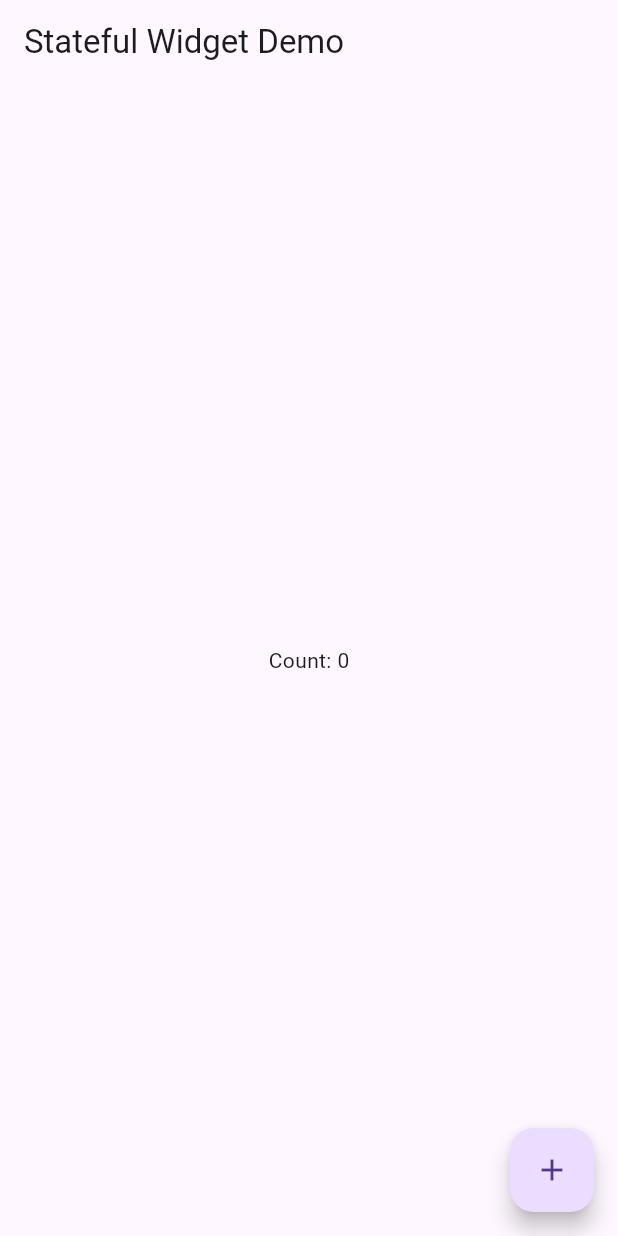
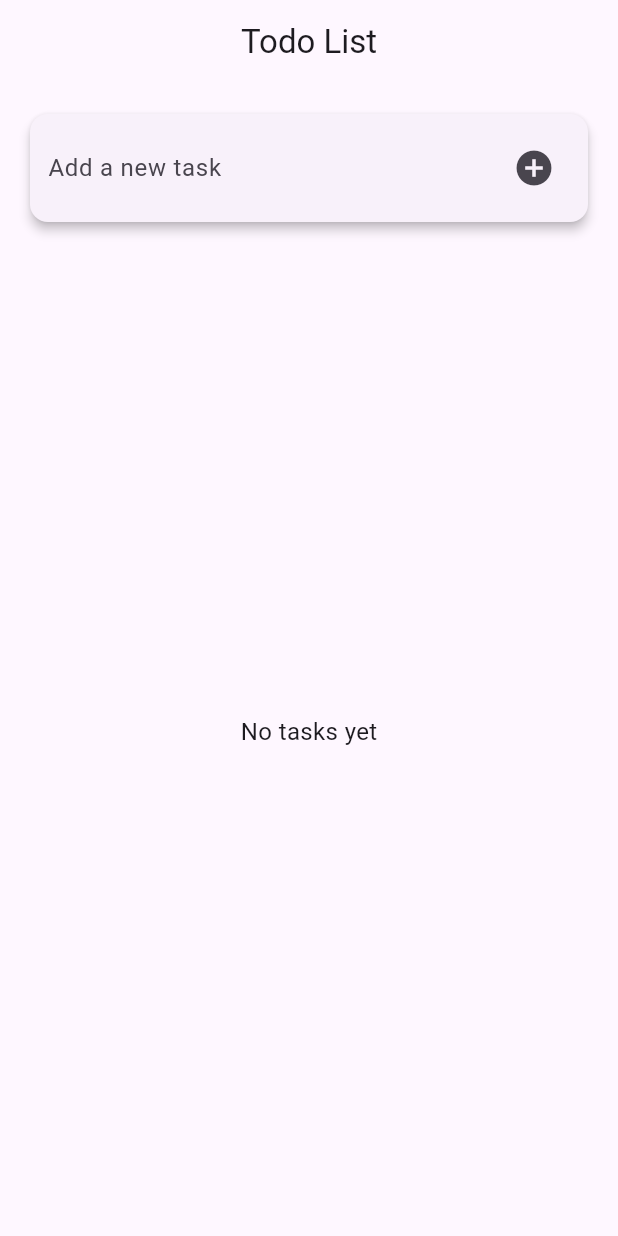
Before and after one commit to LITHISHWRAN/the-laggy-todolist, a Flutter app: the screen it shows after launch, on a phone screen of 412 x 824 dp. Run offline on Flutter 3.47's test engine with Material 3 defaults, Android fonts, the phone set to English and light mode, and no system bars; our stand-ins replace cloud_firestore, firebase_core; accounts and stored records are empty.

Commit message:
worked on main code

```diff
--- a/lib/main.dart
+++ b/lib/main.dart
@@ -1,30 +1,138 @@
 import 'package:flutter/material.dart';
+import 'package:firebase_core/firebase_core.dart';
+import 'package:cloud_firestore/cloud_firestore.dart';
+import 'firebase_options.dart';
 
-void main() => runApp(CounterApp());
-
-class CounterApp extends StatefulWidget {
-  @override
-  _CounterAppState createState() => _CounterAppState();
+void main() async {
+  WidgetsFlutterBinding.ensureInitialized();
+  await Firebase.initializeApp(options: DefaultFirebaseOptions.currentPlatform);
+  runApp(const TodoApp());
 }
 
-class _CounterAppState extends State<CounterApp> {
-  int count = 0;
+class TodoApp extends StatelessWidget {
+  const TodoApp({super.key});
 
-  void increment() {
-    setState(() {
-      count++;
-    });
+  @override
+  Widget build(BuildContext context) {
+    return MaterialApp(
+      debugShowCheckedModeBanner: false,
+      theme: ThemeData(useMaterial3: true, colorSchemeSeed: Colors.deepPurple),
+      home: const TodoScreen(),
+    );
+  }
+}
+
+class TodoScreen extends StatefulWidget {
+  const TodoScreen({super.key});
+
+  @override
+  State<TodoScreen> createState() => _TodoScreenState();
+}
+
+class _TodoScreenState extends State<TodoScreen> {
+  final TextEditingController _controller = TextEditingController();
+  final CollectionReference todos = FirebaseFirestore.instance.collection(
+    'todos',
+  );
+
+  void addTodo() {
+    final text = _controller.text.trim();
+    if (text.isEmpty) return;
+
+    todos.add({'title': text, 'createdAt': Timestamp.now()});
+
+    _controller.clear();
+  }
+
+  void deleteTodo(String docId) {
+    todos.doc(docId).delete();
   }
 
   @override
   Widget build(BuildContext context) {
-    return MaterialApp(
-      home: Scaffold(
-        appBar: AppBar(title: Text('Stateful Widget Demo')),
-        body: Center(child: Text('Count: $count')),
-        floatingActionButton: FloatingActionButton(
-          onPressed: increment,
-          child: Icon(Icons.add),
+    return Scaffold(
+      appBar: AppBar(title: const Text('Todo List'), centerTitle: true),
+      body: Padding(
+        padding: const EdgeInsets.all(16),
+        child: Column(
+          children: [
+            // INPUT CARD
+            Card(
+              elevation: 3,
+              child: Padding(
+                padding: const EdgeInsets.all(12),
+                child: Row(
+                  children: [
+                    Expanded(
+                      child: TextField(
+                        controller: _controller,
+                        decoration: const InputDecoration(
+                          hintText: 'Add a new task',
+                          border: InputBorder.none,
+                        ),
+                        onSubmitted: (_) => addTodo(),
+                      ),
+                    ),
+                    IconButton(
+                      icon: const Icon(Icons.add_circle, size: 28),
+                      onPressed: addTodo,
+                    ),
+                  ],
+                ),
+              ),
+            ),
+            const SizedBox(height: 16),
+
+            // TODO LIST
+            Expanded(
+              child: StreamBuilder<QuerySnapshot>(
+                stream: todos
+                    .orderBy('createdAt', descending: true)
+                    .snapshots(),
+                builder: (context, snapshot) {
+                  if (snapshot.connectionState == ConnectionState.waiting) {
+                    return const Center(child: CircularProgressIndicator());
+                  }
+
+                  if (!snapshot.hasData || snapshot.data!.docs.isEmpty) {
+                    return const Center(
+                      child: Text(
+                        'No tasks yet',
+                        style: TextStyle(fontSize: 16),
+                      ),
+                    );
+                  }
+
+                  final docs = snapshot.data!.docs;
+
+                  return ListView.separated(
+                    itemCount: docs.length,
+                    separatorBuilder: (_, __) => const SizedBox(height: 8),
+                    itemBuilder: (context, index) {
+                      final doc = docs[index];
+                      return Dismissible(
+                        key: ValueKey(doc.id),
+                        direction: DismissDirection.endToStart,
+                        background: Container(
+                          alignment: Alignment.centerRight,
+                          padding: const EdgeInsets.only(right: 20),
+                          color: Colors.red,
+                          child: const Icon(Icons.delete, color: Colors.white),
+                        ),
+                        onDismissed: (_) => deleteTodo(doc.id),
+                        child: Card(
+                          child: ListTile(
+                            title: Text(doc['title']),
+                            leading: const Icon(Icons.check_circle_outline),
+                          ),
+                        ),
+                      );
+                    },
+                  );
+                },
+              ),
+            ),
+          ],
         ),
       ),
     );
--- a/pubspec.yaml
+++ b/pubspec.yaml
@@ -30,6 +30,10 @@ environment:
 dependencies:
   flutter:
     sdk: flutter
+  firebase_core: ^3.0.0
+  firebase_auth: ^5.0.0
+  cloud_firestore: ^5.0.0
+
 
   # The following adds the Cupertino Icons font to your application.
   # Use with the CupertinoIcons class for iOS style icons.
```
Also changed, not shown: firebase.json (added), lib/firebase_options.dart (added), pubspec.lock, 6 other files.
